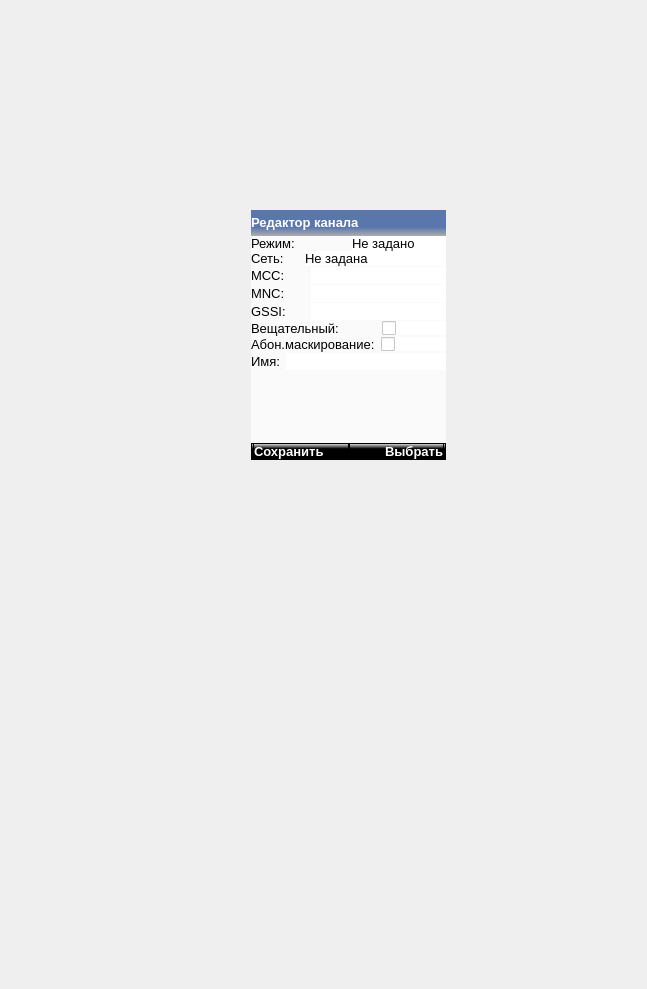
Old version of the form mainwindow.ui in the repository COOLIRON2311/azart-p.
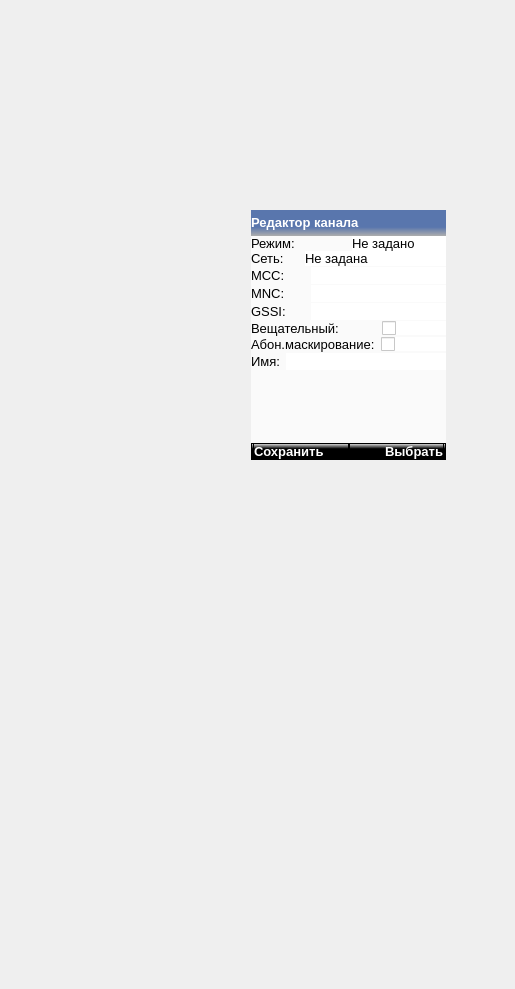
New version of the form. Icons and pictures are not drawn.

Commit message: added focus on name fields

What changed in the file:
```diff
--- a/mainwindow.ui
+++ b/mainwindow.ui
@@ -6,7 +6,7 @@
    <rect>
     <x>0</x>
     <y>0</y>
-    <width>647</width>
+    <width>515</width>
     <height>989</height>
    </rect>
   </property>
```
Left out of the diff: 2 changed lines with no effect on the pictures. The commit also changes 2 other files.
